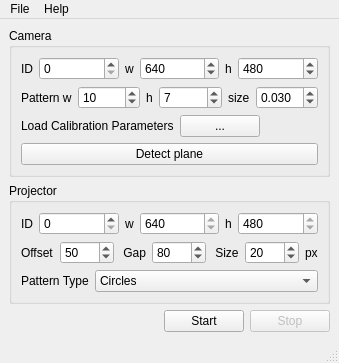
Qt form src/main_window.ui (Jigarsenjallia/y_pro_cam_callib) before a commit.
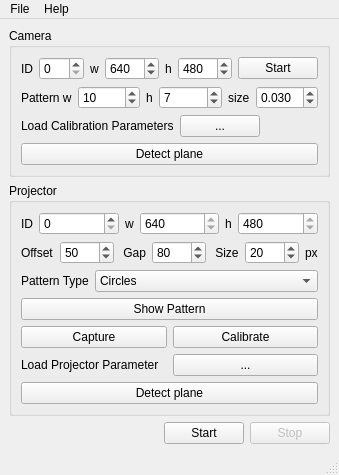
The same form after that commit. Icons and pictures are not drawn.

Commit message: fix projector calibration problem (x,y order in pattern generator)

What changed in the file:
```diff
--- a/src/main_window.ui
+++ b/src/main_window.ui
@@ -6,8 +6,8 @@
    <rect>
     <x>0</x>
     <y>0</y>
-    <width>289</width>
-    <height>350</height>
+    <width>302</width>
+    <height>473</height>
    </rect>
   </property>
   <property name="windowTitle">
@@ -96,6 +96,13 @@
            </property>
           </widget>
          </item>
+         <item>
+          <widget class="QPushButton" name="pushButtonConnectCamera">
+           <property name="text">
+            <string>Start</string>
+           </property>
+          </widget>
+         </item>
         </layout>
        </item>
        <item>
@@ -442,11 +449,64 @@
          </item>
         </layout>
        </item>
+       <item>
+        <widget class="QPushButton" name="pushButtonShowPattern">
+         <property name="text">
+          <string>Show Pattern</string>
+         </property>
+         <property name="checkable">
+          <bool>true</bool>
+         </property>
+        </widget>
+       </item>
+       <item>
+        <layout class="QHBoxLayout" name="horizontalLayout_8">
+         <item>
+          <widget class="QPushButton" name="pushButtonCaptureFrame">
+           <property name="text">
+            <string>Capture</string>
+           </property>
+          </widget>
+         </item>
+         <item>
+          <widget class="QPushButton" name="pushButtonCalibrateProjector">
+           <property name="text">
+            <string>Calibrate</string>
+           </property>
+          </widget>
+         </item>
+        </layout>
+       </item>
+       <item>
+        <layout class="QHBoxLayout" name="horizontalLayout_7">
+         <item>
+          <widget class="QLabel" name="label_16">
+           <property name="text">
+            <string>Load Projector Parameter</string>
+           </property>
+          </widget>
+         </item>
+         <item>
+          <widget class="QPushButton" name="pushButtonLoadProjectorParemeter">
+           <property name="text">
+            <string>...</string>
+           </property>
+          </widget>
+         </item>
+        </layout>
+       </item>
+       <item>
+        <widget class="QPushButton" name="pushButtonProjectorDetectPlane">
+         <property name="text">
+          <string>Detect plane</string>
+         </property>
+        </widget>
+       </item>
       </layout>
      </widget>
     </item>
     <item>
-     <layout class="QHBoxLayout" name="horizontalLayout_7">
+     <layout class="QHBoxLayout" name="horizontalLayout_9">
       <item>
        <spacer name="horizontalSpacer">
         <property name="orientation">
```
Left out of the diff: 2 changed lines with no effect on the pictures. The commit also changes 4 other files.
